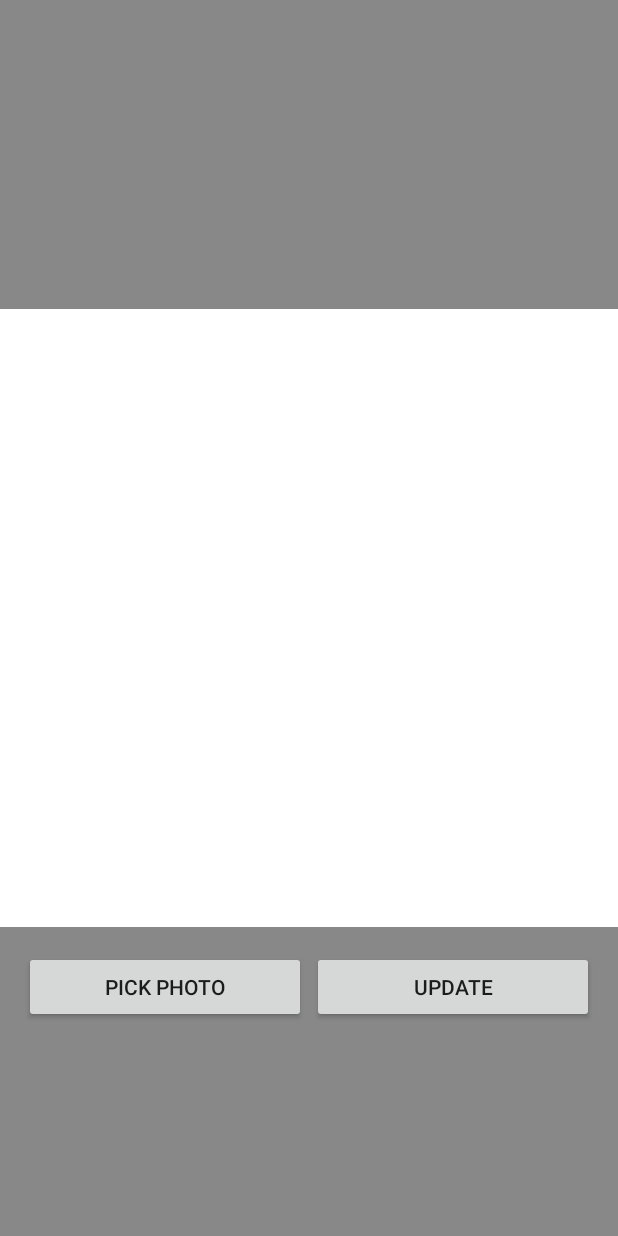
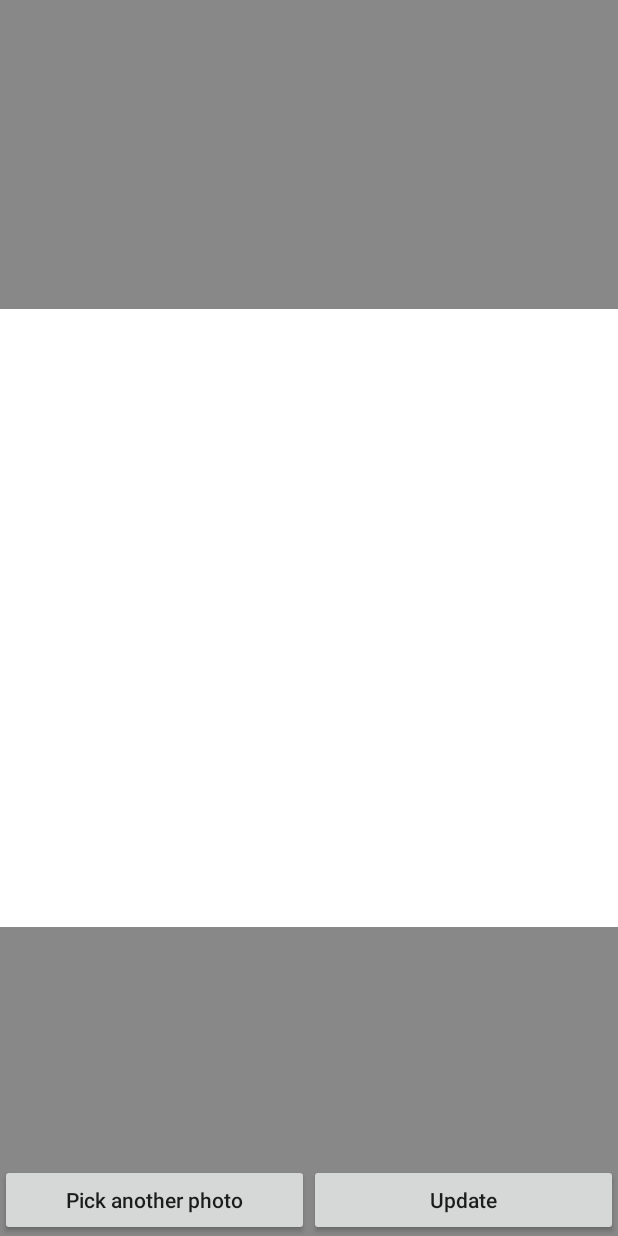
Before and after one commit to pritesh25/MyInstaCropper, an Android app: the ImageCallbackActivity screen opened directly, with no data from a screen before it, on a phone screen of 412 x 824 dp. Run offline under Robolectric (Android 15) with nearby library versions, the phone set to English and light mode, and no system bars.

Commit message:
bug fixed , code optimization 5 , callback added in MainActivity

```diff
--- a/app/src/main/res/layout/activity_instacallback.xml
+++ b/app/src/main/res/layout/activity_instacallback.xml
@@ -14,25 +14,22 @@
     <LinearLayout
         android:layout_width="match_parent"
         android:layout_height="wrap_content"
-        android:layout_centerHorizontal="true"
-        android:layout_below="@id/instacropper"
-        android:layout_marginTop="16dp"
-        android:layout_marginLeft="16dp"
-        android:layout_marginRight="16dp"
+        android:layout_alignParentBottom="true"
         android:orientation="horizontal">
 
         <Button
             android:layout_width="0dp"
             android:layout_height="wrap_content"
             android:layout_weight="1"
-            android:text="Pick photo"
+            android:textAllCaps="false"
+            android:text="Pick another photo"
             android:id="@+id/pickPhoto"/>
 
         <Button
             android:layout_width="0dp"
             android:layout_height="wrap_content"
             android:layout_weight="1"
-            android:layout_marginLeft="4dp"
+            android:textAllCaps="false"
             android:text="Update"
             android:onClick="crop"/>
 
--- a/app/src/main/res/layout/activity_instacropper.xml
+++ b/app/src/main/res/layout/activity_instacropper.xml
@@ -5,7 +5,6 @@
 
     <com.selfie.life.myinstacropper.Lib.InstaCropperView
         android:id="@+id/instacropper"
-        android:layout_alignParentTop="true"
         android:layout_width="wrap_content"
         android:layout_height="wrap_content"
         android:layout_centerInParent="true"
@@ -13,9 +12,10 @@
 
     <Button
         android:id="@+id/cropButton"
-        android:text="crop"
+        android:text="Crop"
+        android:textAllCaps="false"
+        android:layout_alignParentBottom="true"
         android:layout_below="@+id/instacropper"
-        android:layout_alignParentBottom="true"
         android:layout_width="match_parent"
         android:layout_height="wrap_content" />
 
```
